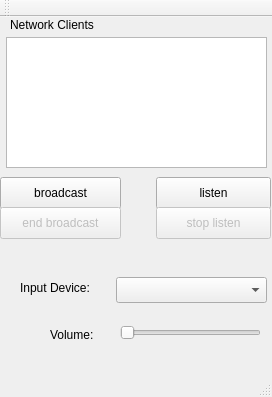
Old version of the form soft336/mainwindow.ui in the repository samulacrum/qt-audio-networking.
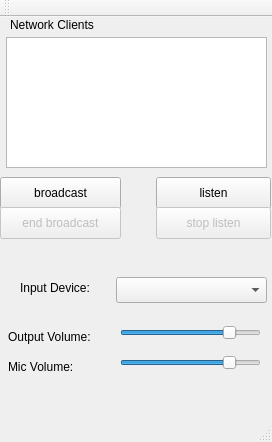
New version of the form.

Commit message: added volume control for input and output

Patch:
```diff
--- a/soft336/mainwindow.ui
+++ b/soft336/mainwindow.ui
@@ -7,7 +7,7 @@
     <x>0</x>
     <y>0</y>
     <width>272</width>
-    <height>397</height>
+    <height>442</height>
    </rect>
   </property>
   <property name="windowTitle">
@@ -59,6 +59,9 @@
       <height>31</height>
      </rect>
     </property>
+    <property name="value">
+     <number>80</number>
+    </property>
     <property name="orientation">
      <enum>Qt::Horizontal</enum>
     </property>
@@ -140,14 +143,43 @@
    <widget class="QLabel" name="label_3">
     <property name="geometry">
      <rect>
-      <x>50</x>
+      <x>8</x>
       <y>310</y>
-      <width>59</width>
-      <height>16</height>
+      <width>101</width>
+      <height>20</height>
      </rect>
     </property>
     <property name="text">
-     <string>Volume:</string>
+     <string>Output Volume:</string>
+    </property>
+   </widget>
+   <widget class="QLabel" name="label_4">
+    <property name="geometry">
+     <rect>
+      <x>8</x>
+      <y>340</y>
+      <width>81</width>
+      <height>20</height>
+     </rect>
+    </property>
+    <property name="text">
+     <string>Mic Volume:</string>
+    </property>
+   </widget>
+   <widget class="QSlider" name="inputVolumeControl">
+    <property name="geometry">
+     <rect>
+      <x>120</x>
+      <y>330</y>
+      <width>141</width>
+      <height>31</height>
+     </rect>
+    </property>
+    <property name="value">
+     <number>80</number>
+    </property>
+    <property name="orientation">
+     <enum>Qt::Horizontal</enum>
     </property>
    </widget>
   </widget>
```
Left out of the diff: 2 changed lines with no effect on the pictures. The commit also changes 11 other files.
